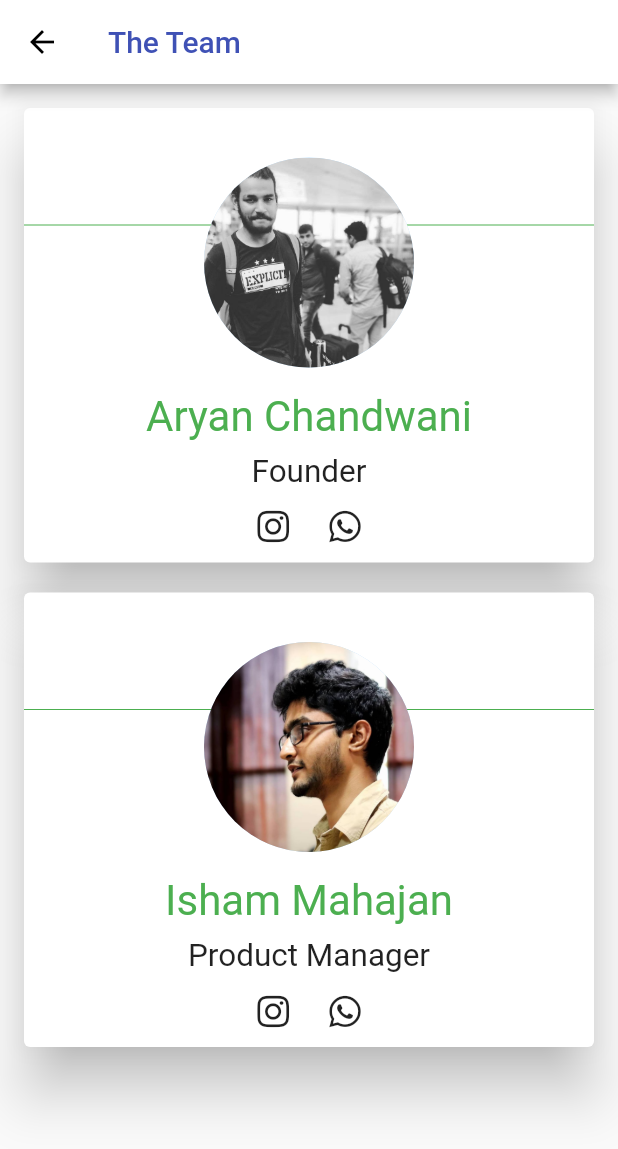
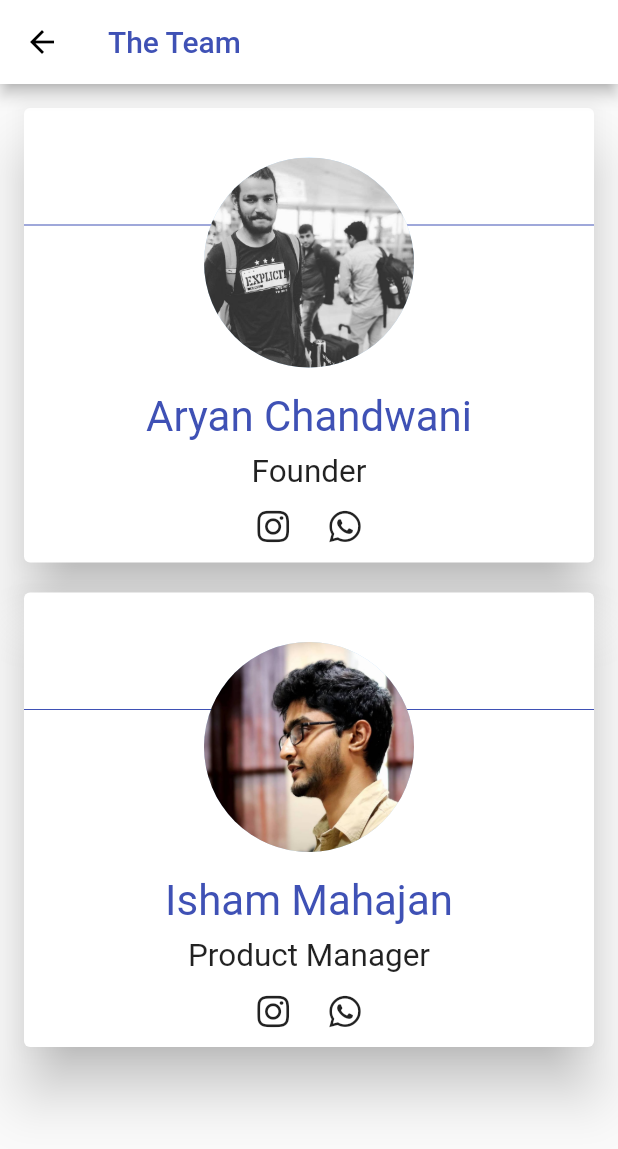
Before and after one commit to ishammahajan/nexus-manipal, a Flutter app: the AboutPage screen opened directly, on a phone screen of 412 x 824 dp. Shown: the top 1149 px of the screen. Run offline on Flutter 3.47's test engine with Material 2 defaults, Android fonts, the phone set to English and light mode, and no system bars; our stand-ins replace cached_network_image, cloud_firestore, dynamic_theme, firebase_analytics, firebase_auth, firebase_storage and 6 more; missing offline and left inert: firebase_ml_vision, onesignal, zoomable_image; accounts and stored records are empty.

```diff
--- a/lib/aboutPage.dart
+++ b/lib/aboutPage.dart
@@ -28,7 +28,7 @@ class _AboutPageState extends State<AboutPage> {
                         height: 70.0,
                       ),
                       Divider(
-                        color: Theme.of(context).primaryTextTheme.body1.color,
+                        color: Theme.of(context).primaryTextTheme.title.color,
                       ),
                     ],
                   ),
@@ -49,7 +49,7 @@ class _AboutPageState extends State<AboutPage> {
                         child: Text(
                           "Aryan Chandwani",
                           textScaleFactor: 2.0,
-                          style: TextStyle(color: Theme.of(context).primaryTextTheme.body1.color),
+                          style: TextStyle(color: Theme.of(context).primaryTextTheme.title.color),
                         ),
                       ),
                       Text(
@@ -83,7 +83,7 @@ class _AboutPageState extends State<AboutPage> {
                         height: 70.0,
                       ),
                       Divider(
-                        color: Theme.of(context).primaryTextTheme.body1.color,
+                        color: Theme.of(context).primaryTextTheme.title.color,
                       ),
                     ],
                   ),
@@ -104,7 +104,7 @@ class _AboutPageState extends State<AboutPage> {
                         child: Text(
                           "Isham Mahajan",
                           textScaleFactor: 2.0,
-                          style: TextStyle(color: Theme.of(context).primaryTextTheme.body1.color),
+                          style: TextStyle(color: Theme.of(context).primaryTextTheme.title.color),
                         ),
                       ),
                       Text(
--- a/lib/mainDrawer.dart
+++ b/lib/mainDrawer.dart
@@ -357,7 +357,7 @@ class _MainDrawerState extends State<MainDrawer> {
                                 context: context,
                                 builder: (_) {
                                   return AlertDialog(
-                                    title: Text("You must login to post an advert"),
+                                    title: Text("You must login to use this feature"),
                                     actions: <Widget>[
                                       FlatButton(
                                           onPressed: () {
```
Also changed, not shown: lib/buySellPage.dart (+12 -4 lines), lib/main.dart (+72 -33 lines), pubspec.yaml (+16 -15 lines), pubspec.lock, 8 other files.
